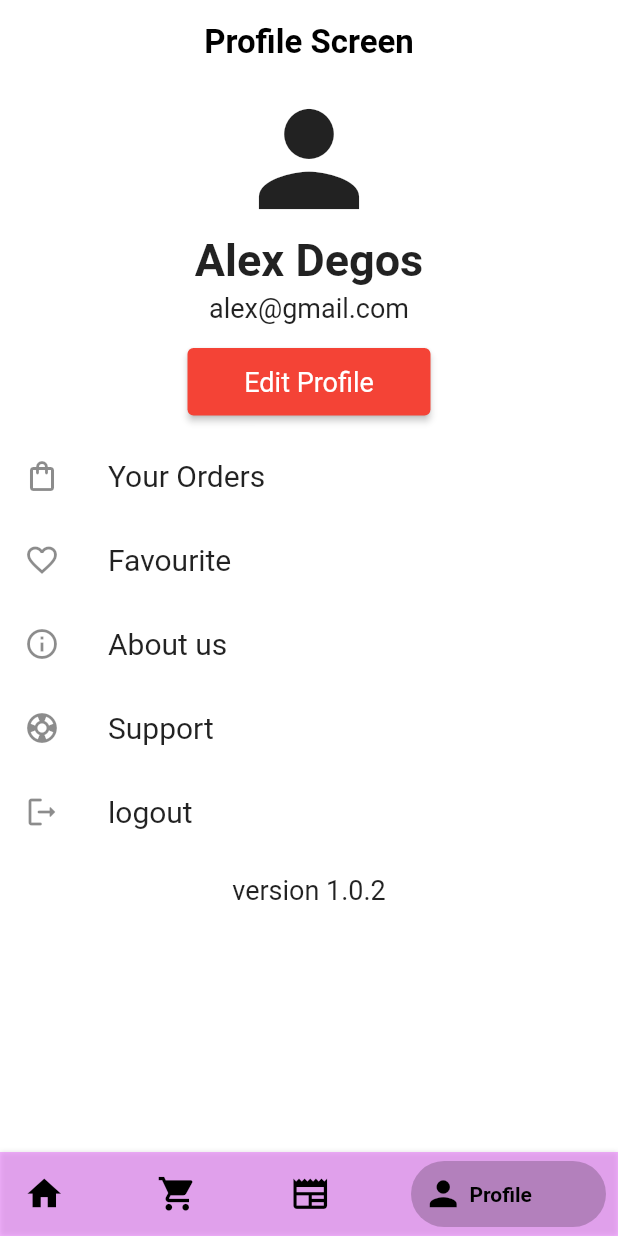
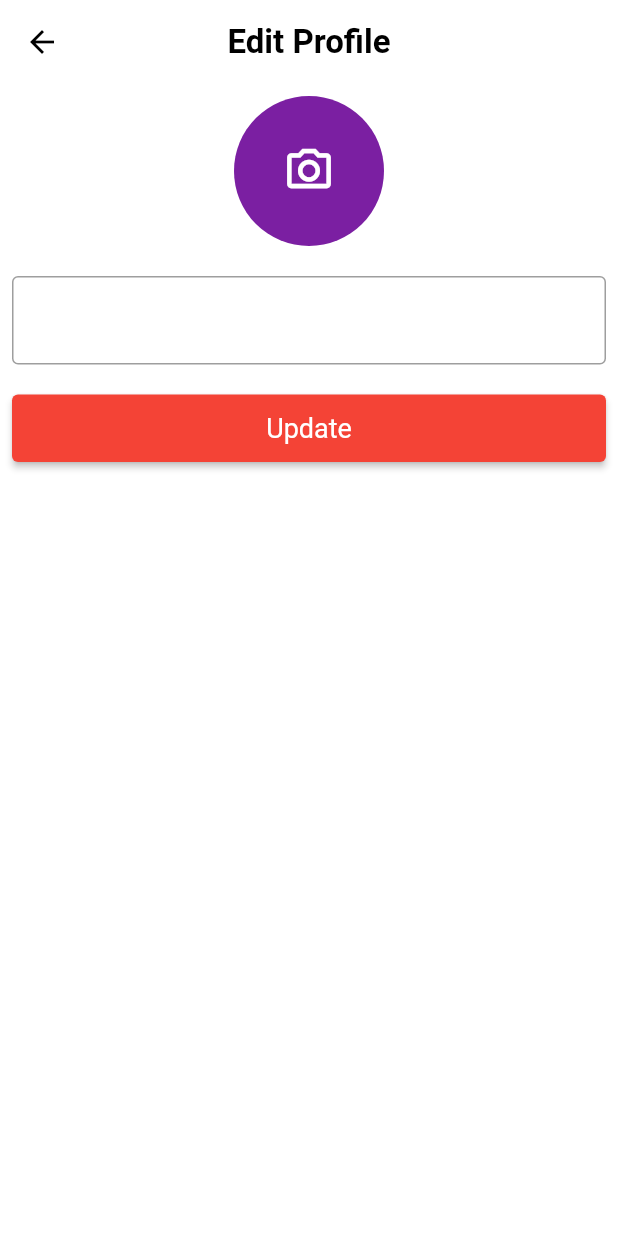
Before and after one commit to SaurabhAlex/-Gadget_World, a Flutter app: the screen it shows once a user with an empty profile is signed in, item 4 of the bottom bar chosen, after a tap on "Edit Profile", on a phone screen of 412 x 824 dp. Run offline on Flutter 3.47's test engine with Material 2 defaults, Android fonts, the phone set to English and light mode, and no system bars; drawn by our look-alikes of bottom_navy_bar; our stand-ins replace cloud_firestore, firebase_auth, firebase_core, fluttertoast, image_picker; missing offline and left inert: flutter_stripe, upi_india; accounts and stored records are empty; network calls fail.

```diff
--- a/lib/firebase_helper/firebase_auth_helper/auth_helper.dart
+++ b/lib/firebase_helper/firebase_auth_helper/auth_helper.dart
@@ -5,30 +5,46 @@ import 'package:grocery_app/constants/constants.dart';
 import 'package:grocery_app/model/user_model/user_model.dart';
 
 
-class FirebaseAuthHelper{
+class FirebaseAuthHelper {
   static FirebaseAuthHelper instance = FirebaseAuthHelper();
   final FirebaseAuth _auth = FirebaseAuth.instance;
   final FirebaseFirestore _firestore = FirebaseFirestore.instance;
+
   Stream<User?> get getAuthChange => _auth.authStateChanges();
 
-  Future<bool> login(String email, String password, BuildContext context) async{
-    try{
+  Future<bool> login(String email, String password,
+      BuildContext context) async {
+    try {
       showLoaderDialog(context);
       await _auth.signInWithEmailAndPassword(email: email, password: password);
       Navigator.pop(context);
       return true;
-    }on FirebaseAuthException catch (error){
+    } on FirebaseAuthException catch (error) {
       Navigator.pop(context);
       showMessage(error.code.toString());
       return false;
     }
   }
 
+  // Future<bool> signUp(String email, String password,
+  //     BuildContext context) async {
+  //   try {
+  //     showLoaderDialog(context);
+  //     await _auth.createUserWithEmailAndPassword(
+  //         email: email, password: password);
+  //     Navigator.pop(context);
+  //     return true;
+  //   } on FirebaseAuthException catch (error) {
+  //     Navigator.pop(context);
+  //     showMessage(error.code.toString());
+  //     return false;
+  //   }
+
     Future<bool> signUp(String name, String email, String password, BuildContext context) async{
       try{
         showLoaderDialog(context);
-      UserCredential? userCredential = await _auth.createUserWithEmailAndPassword(email: email, password: password);
-      UserModel userModel = UserModel(id: userCredential.user!.uid, name: name, email: email);
+        UserCredential userCredential = await _auth.createUserWithEmailAndPassword(email: email, password: password);
+        UserModel userModel = UserModel(id: userCredential.user!.uid, name: name, email: email, image: null);
 
         _firestore.collection("users").doc(userModel.id).set(userModel.toJson());
         Navigator.pop(context);
@@ -40,6 +56,8 @@ class FirebaseAuthHelper{
       }
     }
 
+
+
       void signOut() async{
         await _auth.signOut();
       }
--- a/lib/model/user_model/user_model.dart
+++ b/lib/model/user_model/user_model.dart
@@ -14,9 +14,9 @@ class UserModel {
   });
 
   String? image;
-  String id;
-  String name;
-  String email;
+  String? id;
+  String? name;
+  String? email;
   factory UserModel.fromJson(Map<String, dynamic> json) =>
       UserModel(
         id: json["id"],
--- a/lib/provider/app_provider.dart
+++ b/lib/provider/app_provider.dart
@@ -5,9 +5,11 @@ import '../model/user_model/user_model.dart';
 
 class AppProvider with ChangeNotifier{
 
+
+  final List<ProductModel> _cartProductList = [];
+
   UserModel? _userModel;
   UserModel get getUserInformation => _userModel!;
-  final List<ProductModel> _cartProductList = [];
 
 
   void addCartProduct(ProductModel productModel){
--- a/lib/screens/cart_screen/cart_screen.dart
+++ b/lib/screens/cart_screen/cart_screen.dart
@@ -2,6 +2,7 @@ import 'package:flutter/material.dart';
 import 'package:grocery_app/constants/routes.dart';
 import 'package:grocery_app/screens/cart_screen/singlecard_item.dart';
 import 'package:provider/provider.dart';
+import '../../firebase_helper/firebase_auth_helper/auth_helper.dart';
 import '../../provider/app_provider.dart';
 import '../../widgets/primary_button/primary_button.dart';
 import '../payment/payment.dart';
--- /dev/null
+++ b/lib/screens/edit_profile/edit_profile.dart
@@ -0,0 +1,68 @@
+
+import 'package:flutter/material.dart';
+import 'package:grocery_app/widgets/primary_button/primary_button.dart';
+import 'package:image_picker/image_picker.dart';
+import 'package:provider/provider.dart';
+
+import '../../provider/app_provider.dart';
+
+class EditProfile extends StatefulWidget {
+  const EditProfile({Key? key}) : super(key: key);
+
+  @override
+  State<EditProfile> createState() => _EditProfileState();
+}
+
+class _EditProfileState extends State<EditProfile> {
+
+  // void takePicture() async{
+  //   File? image;
+  //   XFile? value = await ImagePicker().pickImage(source: ImageSource.gallery);
+  //   if(value !=null){
+  //     setState(() {
+  //       // image = File(value.path);
+  //     });
+  //   }
+  // }
+  @override
+  Widget build(BuildContext context) {
+    AppProvider appProvider = Provider.of<AppProvider>(context);
+    return Scaffold(
+      appBar: AppBar(
+        backgroundColor: Colors.white,
+        title:const Text("Edit Profile",style: TextStyle(fontSize: 22, fontWeight: FontWeight.bold),),
+        centerTitle: true,
+      ),
+      body: Padding(
+        padding: const EdgeInsets.all(8.0),
+        child: ListView(
+          children: [
+            InkWell(
+              onTap: () {
+                // takePicture();
+              },
+              child: const CircleAvatar(
+                radius: 50,
+                child:
+                // image == null ?
+                Icon(Icons.camera_alt_outlined, size: 35,),
+                // Image.file(image!)
+              ),
+            ),
+            const SizedBox(height: 20,),
+            TextFormField(
+              decoration: InputDecoration(
+                hintText: appProvider.getUserInformation.name,
+              ),
+            ),
+            const SizedBox(height: 20,),
+            PrimaryButton(
+              title: "Update",
+              onPressed: () {},
+            )
+          ],
+        ),
+      ),
+    );
+  }
+}
--- a/lib/screens/profile/profile_screen.dart
+++ b/lib/screens/profile/profile_screen.dart
@@ -3,7 +3,9 @@ import 'package:grocery_app/firebase_helper/firebase_auth_helper/auth_helper.dar
 import 'package:grocery_app/widgets/primary_button/primary_button.dart';
 import 'package:provider/provider.dart';
 
+import '../../constants/routes.dart';
 import '../../provider/app_provider.dart';
+import '../edit_profile/edit_profile.dart';
 
 class ProfileScreen extends StatefulWidget {
   const ProfileScreen({Key? key}) : super(key: key);
@@ -25,24 +27,26 @@ class _ProfileScreenState extends State<ProfileScreen> {
         mainAxisAlignment: MainAxisAlignment.start,
         crossAxisAlignment: CrossAxisAlignment.center,
         children: [
-          // appProvider.getUserInformation.image==null ?
-          const Icon(Icons.person, size: 100,),
-          // Image.network(appProvider.getUserInformation.image!),
+          appProvider.getUserInformation.image==null ?
+          const Icon(Icons.person, size: 100,):
+          Image.network(appProvider.getUserInformation.image!),
           Text(
-            "Alex Degos"
-            // appProvider.getUserInformation.name
+            // "Alexaaaa"
+            appProvider.getUserInformation.name!
             , style: const TextStyle(fontWeight: FontWeight.bold, fontSize: 30),),
           const SizedBox(height: 4,),
           Text(
-            "alex@gmail.com"
-            // appProvider.getUserInformation.email
+            // "alex12@gmail.com"
+            appProvider.getUserInformation.email!
             , style: const TextStyle(fontWeight: FontWeight.w400, fontSize: 18),),
           const SizedBox(height: 4,),
           Padding(
             padding: const EdgeInsets.symmetric(horizontal: 125.0, vertical: 12),
             child: PrimaryButton(
                 title: "Edit Profile",
-              onPressed: () {},
+              onPressed: () {
+                Routes.instance.push(const EditProfile(), context);
+              },
             ),
           ),
           ListTile(
--- a/lib/screens/sign_up/signup.dart
+++ b/lib/screens/sign_up/signup.dart
@@ -1,6 +1,7 @@
 import 'package:flutter/cupertino.dart';
 import 'package:flutter/material.dart';
 import 'package:grocery_app/constants/routes.dart';
+import 'package:grocery_app/screens/bottom_navBar/bottom_nav_bar.dart';
 import 'package:grocery_app/screens/home/home.dart';
 import 'package:grocery_app/screens/login/login.dart';
 import 'package:grocery_app/widgets/primary_button/primary_button.dart';
@@ -83,9 +84,9 @@ class _SignUpScreenState extends State<SignUpScreen> {
                   onPressed: ()  async{
                     bool isValidated =  signUpValidation(name.text, email.text,phone.text, password.text);
                     if(isValidated){
-                      bool isLogined = await FirebaseAuthHelper.instance.signUp(email.text,name.text, password.text, context);
+                      bool isLogined = await FirebaseAuthHelper.instance.signUp(name.text, email.text, password.text, context);
                       if(isLogined){
-                        Routes.instance.pushAndRemovedUntil(HomeScreen(), context);
+                        Routes.instance.pushAndRemovedUntil(BottomNavBar(), context);
                       }
                     }
                   },
```
Lines whose indentation alone changed are shown as unchanged.
